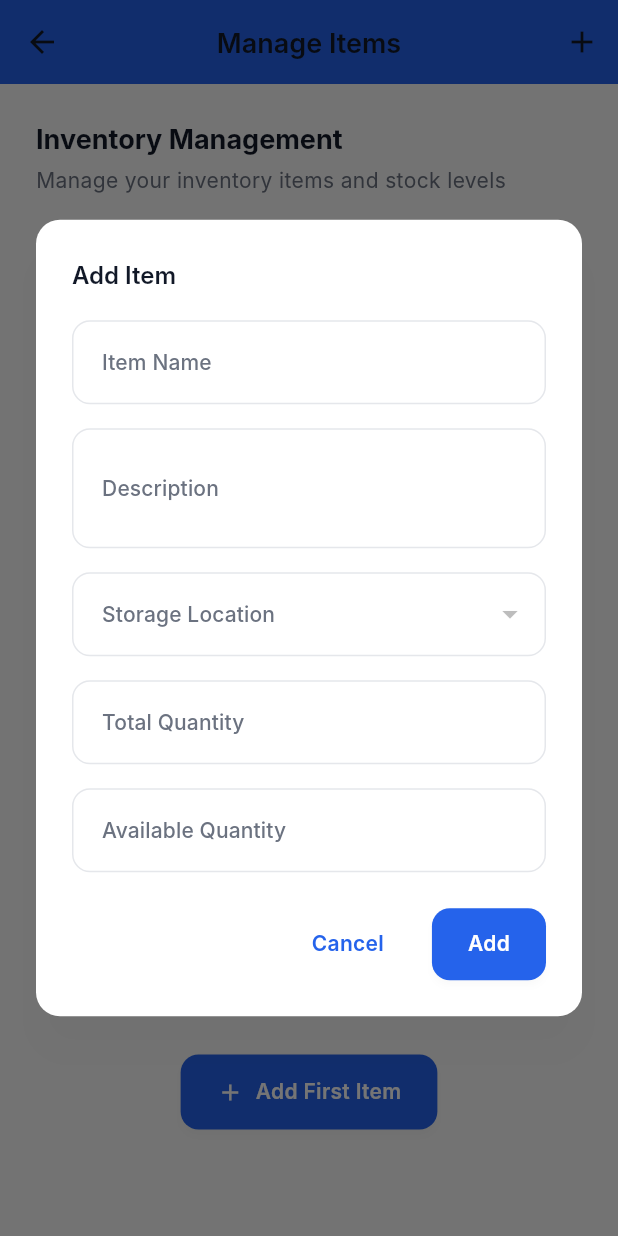
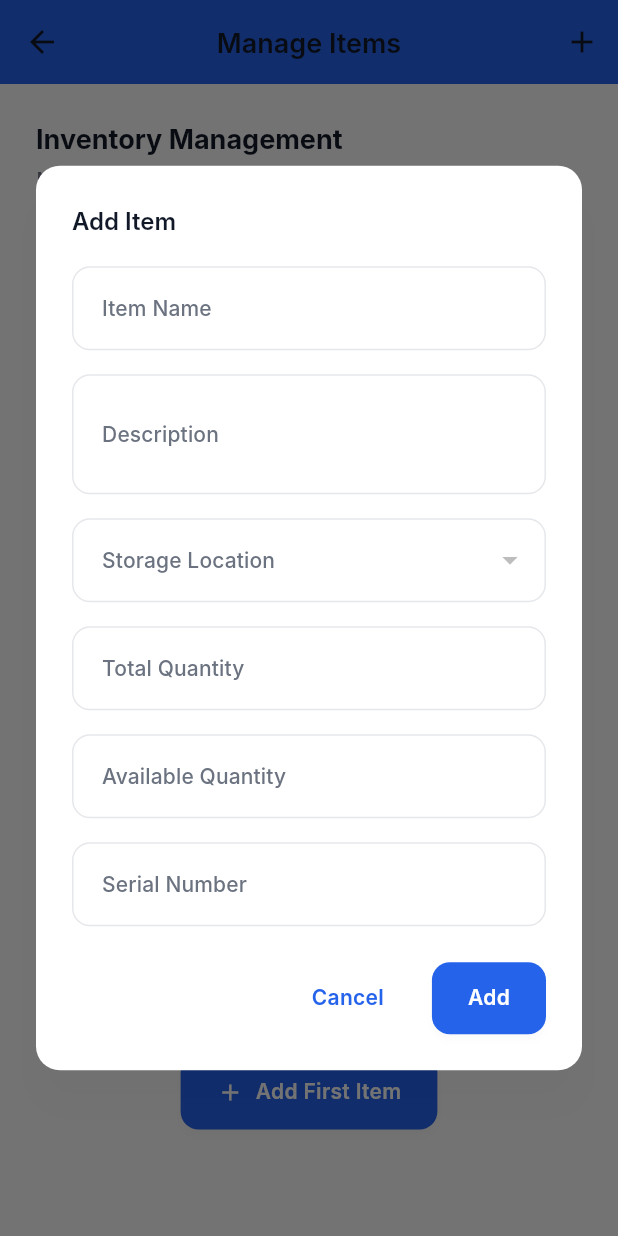
Before and after one commit to qppd/Toolease, a Flutter app: the ManageItemsScreen screen opened directly, after a tap on "Add First Item", on a phone screen of 412 x 824 dp. Run offline on Flutter 3.47's test engine with Material 3 defaults, Android fonts, the phone set to English and light mode, and no system bars; our stand-ins replace drift, drift_flutter, flutter_riverpod, local_auth, open_file, pdf; missing offline and left inert: flutter_pdfview, kiosk_mode; accounts and stored records are empty; generated files the repository leaves out were written again; Roboto replaces fonts that are missing (Inter).

```diff
--- a/source/flutter/Toolease/lib/database/tables.dart
+++ b/source/flutter/Toolease/lib/database/tables.dart
@@ -23,6 +23,7 @@ class Items extends Table {
   IntColumn get storageId => integer().references(Storages, #id)();
   IntColumn get totalQuantity => integer()();
   IntColumn get availableQuantity => integer()();
+  TextColumn get serialNo => text().nullable()();
   DateTimeColumn get createdAt => dateTime().withDefault(currentDateAndTime)();
 }
 
--- a/source/flutter/Toolease/lib/models/item.dart
+++ b/source/flutter/Toolease/lib/models/item.dart
@@ -5,6 +5,7 @@ class Item {
   final int storageId;
   final int totalQuantity;
   final int availableQuantity;
+  final String? serialNo;
   final DateTime createdAt;
 
   const Item({
@@ -14,6 +15,7 @@ class Item {
     required this.storageId,
     required this.totalQuantity,
     required this.availableQuantity,
+    this.serialNo,
     required this.createdAt,
   });
 
@@ -24,6 +26,7 @@ class Item {
     int? storageId,
     int? totalQuantity,
     int? availableQuantity,
+    String? serialNo,
     DateTime? createdAt,
   }) {
     return Item(
@@ -33,6 +36,7 @@ class Item {
       storageId: storageId ?? this.storageId,
       totalQuantity: totalQuantity ?? this.totalQuantity,
       availableQuantity: availableQuantity ?? this.availableQuantity,
+      serialNo: serialNo ?? this.serialNo,
       createdAt: createdAt ?? this.createdAt,
     );
   }
--- a/source/flutter/Toolease/lib/screens/manage_items_screen.dart
+++ b/source/flutter/Toolease/lib/screens/manage_items_screen.dart
@@ -59,6 +59,7 @@ class _ManageItemsScreenState extends ConsumerState<ManageItemsScreen> {
     final availableQuantityController = TextEditingController(
       text: item?.availableQuantity.toString() ?? '',
     );
+    final serialNoController = TextEditingController(text: item?.serialNo ?? '');
     int? selectedStorageId = item?.storageId;
     final formKey = GlobalKey<FormState>();
 
@@ -181,6 +182,14 @@ class _ManageItemsScreenState extends ConsumerState<ManageItemsScreen> {
                             return null;
                           },
                         ),
+                        const SizedBox(height: 16),
+                        TextFormField(
+                          controller: serialNoController,
+                          decoration: const InputDecoration(
+                            labelText: 'Serial Number',
+                            border: OutlineInputBorder(),
+                          ),
+                        ),
                         const SizedBox(
                           height: 24,
                         ), // Extra spacing for keyboard
@@ -215,6 +224,9 @@ class _ManageItemsScreenState extends ConsumerState<ManageItemsScreen> {
                             availableQuantity: int.parse(
                               availableQuantityController.text,
                             ),
+                            serialNo: serialNoController.text.trim().isEmpty
+                                ? null
+                                : serialNoController.text.trim(),
                             createdAt: DateTime.now(),
                           );
                           await ref
@@ -235,6 +247,9 @@ class _ManageItemsScreenState extends ConsumerState<ManageItemsScreen> {
                             availableQuantity: int.parse(
                               availableQuantityController.text,
                             ),
+                            serialNo: serialNoController.text.trim().isEmpty
+                                ? null
+                                : serialNoController.text.trim(),
                           );
                           await ref
                               .read(itemNotifierProvider.notifier)
```
Also changed, not shown: source/flutter/Toolease/lib/database/database.dart (+4 -4 lines), source/flutter/Toolease/lib/services/database_service.dart (+34 -0 lines), source/flutter/Toolease/lib/database/database.g.dart (added), 3 other files.
